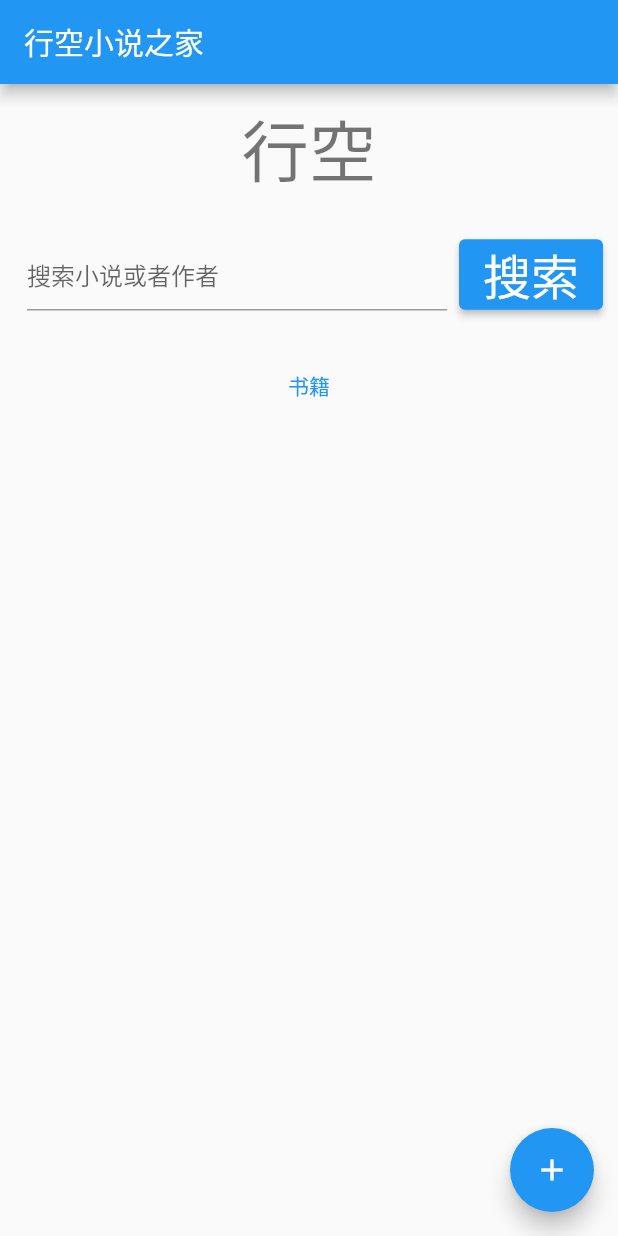
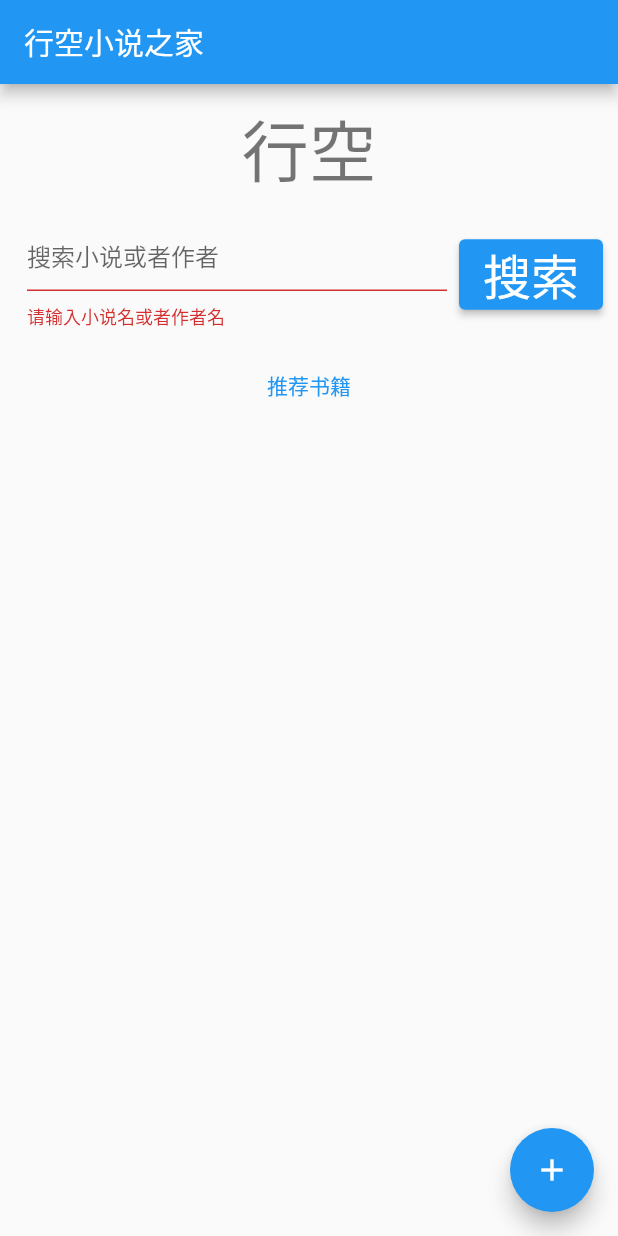
Before and after one commit to zhenhua32/xingkongapp, a Flutter app: the screen it shows after launch, after a tap on "搜索", on a phone screen of 412 x 824 dp. Run offline on Flutter 3.47's test engine with Material 2 defaults, Android fonts, the phone set to English and light mode, and no system bars.

Commit message:
输入框验证

```diff
--- a/lib/pages/home.dart
+++ b/lib/pages/home.dart
@@ -69,15 +69,21 @@ class SearchForm extends StatefulWidget {
 
 class _SearchFormState extends State<SearchForm> {
   final _searchTextController = TextEditingController();
+  final GlobalKey<FormState> _searchFormKey = GlobalKey<FormState>();
 
   // 搜索
   void _searchBook() {
-    print(_searchTextController.text);
+    if (_searchFormKey.currentState!.validate()) {
+      Navigator.of(context).pushNamed('/book/list',
+          arguments:
+              book_search.PageArguments(keyword: _searchTextController.text));
+    }
   }
 
   @override
   Widget build(BuildContext context) {
     return Form(
+      key: _searchFormKey,
       child: Column(
         mainAxisSize: MainAxisSize.min,
         children: [
@@ -92,6 +98,12 @@ class _SearchFormState extends State<SearchForm> {
                     child: TextFormField(
                       controller: _searchTextController,
                       decoration: InputDecoration(hintText: '搜索小说或者作者'),
+                      validator: (String? value) {
+                        if (value == null || value.isEmpty) {
+                          return '请输入小说名或者作者名';
+                        }
+                        return null;
+                      },
                     ),
                   ),
                 ),
@@ -123,7 +135,7 @@ class _SearchFormState extends State<SearchForm> {
                     Navigator.of(context).pushNamed('/book/list',
                         arguments: book_search.PageArguments(keyword: "大奉打更人"))
                   },
-              child: Text('书籍'))
+              child: Text('推荐书籍'))
         ],
       ),
     );
```
